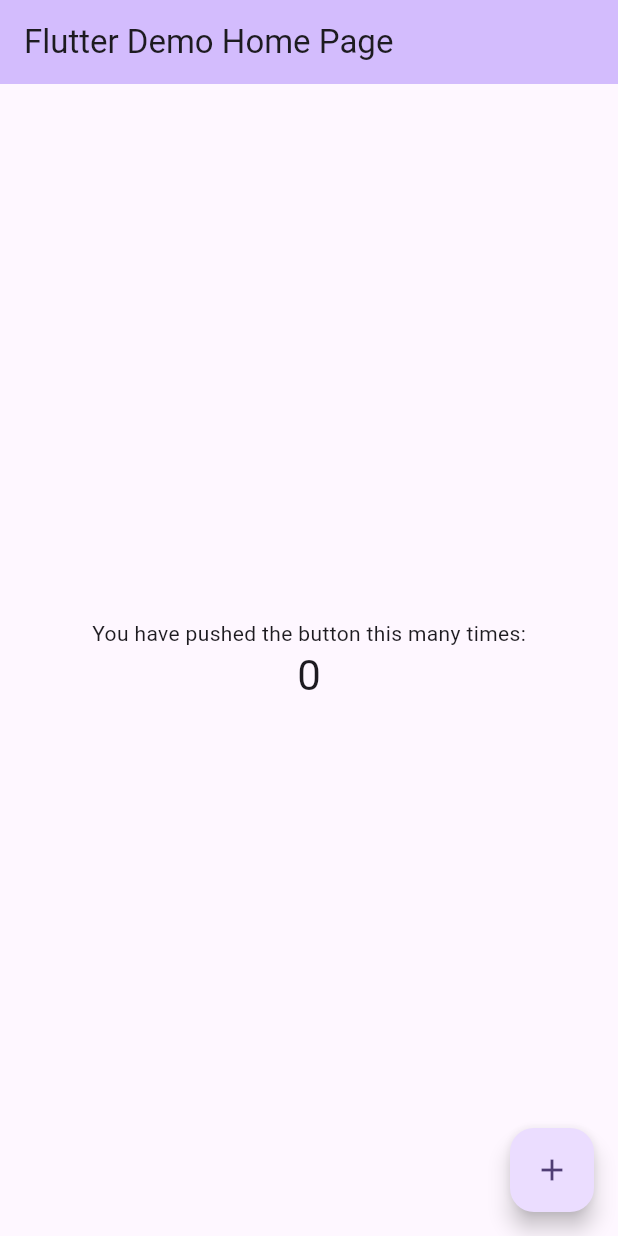
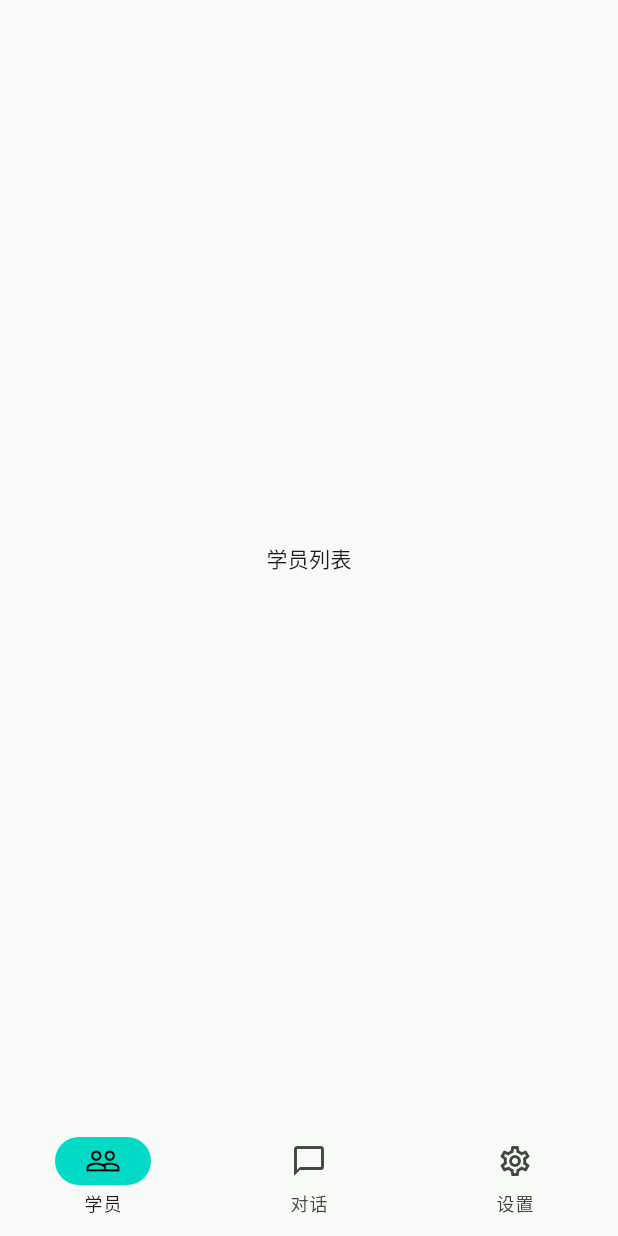
Before and after one commit to Casertmisten/slim-bot, a Flutter app: the screen it shows after launch, on a phone screen of 412 x 824 dp. Run offline on Flutter 3.47's test engine with Material 3 defaults, Android fonts, the phone set to English and light mode, and no system bars; our stand-ins replace dio, flutter_riverpod, go_router, shared_preferences.

Commit message:
feat: 实现路由、响应式导航外壳与 App 入口

```diff
--- /dev/null
+++ b/lib/core/router/app_router.dart
@@ -0,0 +1,38 @@
+import 'package:flutter_riverpod/flutter_riverpod.dart';
+import 'package:go_router/go_router.dart';
+import '../../features/students/pages/students_list_page.dart';
+import '../../features/students/pages/student_detail_page.dart';
+import '../../features/students/pages/student_edit_page.dart';
+import '../../features/chat/chat_list_page.dart';
+import '../../features/chat/chat_page.dart';
+import '../../features/settings/settings_page.dart';
+
+final routerProvider = Provider<GoRouter>((ref) {
+  return GoRouter(
+    initialLocation: '/',
+    routes: [
+      GoRoute(path: '/', builder: (_, _) => const StudentsListPage()),
+      GoRoute(
+        path: '/students/new',
+        builder: (_, _) => const StudentEditPage(studentId: null),
+      ),
+      GoRoute(
+        path: '/students/:id',
+        builder: (_, state) =>
+            StudentDetailPage(id: int.parse(state.pathParameters['id']!)),
+      ),
+      GoRoute(
+        path: '/students/:id/edit',
+        builder: (_, state) =>
+            StudentEditPage(studentId: int.parse(state.pathParameters['id']!)),
+      ),
+      GoRoute(path: '/chat', builder: (_, _) => const ChatListPage()),
+      GoRoute(
+        path: '/chat/:sessionId',
+        builder: (_, state) => ChatPage(
+            sessionId: int.parse(state.pathParameters['sessionId']!)),
+      ),
+      GoRoute(path: '/settings', builder: (_, _) => const SettingsPage()),
+    ],
+  );
+});
--- /dev/null
+++ b/lib/features/students/pages/students_list_page.dart
@@ -0,0 +1,9 @@
+import 'package:flutter/material.dart';
+import 'package:flutter_riverpod/flutter_riverpod.dart';
+
+class StudentsListPage extends ConsumerWidget {
+  const StudentsListPage({super.key});
+  @override
+  Widget build(BuildContext context, WidgetRef ref) =>
+      const Scaffold(body: Center(child: Text('学员列表')));
+}
--- a/lib/main.dart
+++ b/lib/main.dart
@@ -1,122 +1,24 @@
 import 'package:flutter/material.dart';
+import 'package:flutter_riverpod/flutter_riverpod.dart';
+import 'core/router/app_router.dart';
+import 'core/theme/app_theme.dart';
+import 'shared/widgets/app_scaffold.dart';
 
 void main() {
-  runApp(const MyApp());
+  runApp(const ProviderScope(child: SlimCoachApp()));
 }
 
-class MyApp extends StatelessWidget {
-  const MyApp({super.key});
+class SlimCoachApp extends ConsumerWidget {
+  const SlimCoachApp({super.key});
 
-  // This widget is the root of your application.
   @override
-  Widget build(BuildContext context) {
-    return MaterialApp(
-      title: 'Flutter Demo',
-      theme: ThemeData(
-        // This is the theme of your application.
-        //
-        // TRY THIS: Try running your application with "flutter run". You'll see
-        // the application has a purple toolbar. Then, without quitting the app,
-        // try changing the seedColor in the colorScheme below to Colors.green
-        // and then invoke "hot reload" (save your changes or press the "hot
-        // reload" button in a Flutter-supported IDE, or press "r" if you used
-        // the command line to start the app).
-        //
-        // Notice that the counter didn't reset back to zero; the application
-        // state is not lost during the reload. To reset the state, use hot
-        // restart instead.
-        //
-        // This works for code too, not just values: Most code changes can be
-        // tested with just a hot reload.
-        colorScheme: .fromSeed(seedColor: Colors.deepPurple),
-      ),
-      home: const MyHomePage(title: 'Flutter Demo Home Page'),
+  Widget build(BuildContext context, WidgetRef ref) {
+    final router = ref.watch(routerProvider);
+    return MaterialApp.router(
+      title: '减肥教练助手',
+      theme: AppTheme.light,
+      routerConfig: router,
+      builder: (_, child) => AppScaffold(child: child!),
     );
   }
 }
-
-class MyHomePage extends StatefulWidget {
-  const MyHomePage({super.key, required this.title});
-
-  // This widget is the home page of your application. It is stateful, meaning
-  // that it has a State object (defined below) that contains fields that affect
-  // how it looks.
-
-  // This class is the configuration for the state. It holds the values (in this
-  // case the title) provided by the parent (in this case the App widget) and
-  // used by the build method of the State. Fields in a Widget subclass are
-  // always marked "final".
-
-  final String title;
-
-  @override
-  State<MyHomePage> createState() => _MyHomePageState();
-}
-
-class _MyHomePageState extends State<MyHomePage> {
-  int _counter = 0;
-
-  void _incrementCounter() {
-    setState(() {
-      // This call to setState tells the Flutter framework that something has
-      // changed in this State, which causes it to rerun the build method below
-      // so that the display can reflect the updated values. If we changed
-      // _counter without calling setState(), then the build method would not be
-      // called again, and so nothing would appear to happen.
-      _counter++;
-    });
-  }
-
-  @override
-  Widget build(BuildContext context) {
-    // This method is rerun every time setState is called, for instance as done
-    // by the _incrementCounter method above.
-    //
-    // The Flutter framework has been optimized to make rerunning build methods
-    // fast, so that you can just rebuild anything that needs updating rather
-    // than having to individually change instances of widgets.
-    return Scaffold(
-      appBar: AppBar(
-        // TRY THIS: Try changing the color here to a specific color (to
-        // Colors.amber, perhaps?) and trigger a hot reload to see the AppBar
-        // change color while the other colors stay the same.
-        backgroundColor: Theme.of(context).colorScheme.inversePrimary,
-        // Here we take the value from the MyHomePage object that was created by
-        // the App.build method, and use it to set our appbar title.
-        title: Text(widget.title),
-      ),
-      body: Center(
-        // Center is a layout widget. It takes a single child and positions it
-        // in the middle of the parent.
-        child: Column(
-          // Column is also a layout widget. It takes a list of children and
-          // arranges them vertically. By default, it sizes itself to fit its
-          // children horizontally, and tries to be as tall as its parent.
-          //
-          // Column has various properties to control how it sizes itself and
-          // how it positions its children. Here we use mainAxisAlignment to
-          // center the children vertically; the main axis here is the vertical
-          // axis because Columns are vertical (the cross axis would be
-          // horizontal).
-          //
-          // TRY THIS: Invoke "debug painting" (choose the "Toggle Debug Paint"
-          // action in the IDE, or press "p" in the console), to see the
-          // wireframe for each widget.
-          mainAxisAlignment: .center,
-          children: [
-            const Text('You have pushed the button this many times:'),
-            Text(
-              '$_counter',
-              style: Theme.of(context).textTheme.headlineMedium,
-            ),
-          ],
-        ),
-      ),
-      floatingActionButton: FloatingActionButton(
-        onPressed: _incrementCounter,
-        tooltip: 'Increment',
-        child: const Icon(Icons.add),
-      ),
-    );
-  }
-}
--- /dev/null
+++ b/lib/shared/widgets/app_scaffold.dart
@@ -0,0 +1,111 @@
+import 'package:flutter/material.dart';
+import 'package:go_router/go_router.dart';
+import '../../core/responsive.dart';
+
+/// 主导航项
+class _NavItem {
+  final String path;
+  final IconData icon;
+  final String label;
+  const _NavItem(this.path, this.icon, this.label);
+}
+
+const _navItems = [
+  _NavItem('/', Icons.people_outline, '学员'),
+  _NavItem('/chat', Icons.chat_bubble_outline, '对话'),
+  _NavItem('/settings', Icons.settings_outlined, '设置'),
+];
+
+/// 响应式外壳：手机用底部导航，宽屏用左侧侧边栏。
+class AppScaffold extends StatelessWidget {
+  final Widget child;
+  const AppScaffold({super.key, required this.child});
+
+  @override
+  Widget build(BuildContext context) {
+    final location = GoRouterState.of(context).matchedLocation;
+    final isDesktop = Breakpoint.isDesktop(context);
+
+    // 仅在主导航根路径显示外壳
+    final showShell = _navItems.any((n) => location == n.path);
+
+    if (!showShell) {
+      return Scaffold(body: child);
+    }
+
+    if (isDesktop) {
+      return Scaffold(
+        body: Row(
+          children: [
+            _DesktopSidebar(location: location),
+            const VerticalDivider(width: 1),
+            Expanded(child: child),
+          ],
+        ),
+      );
+    }
+    return Scaffold(
+      body: child,
+      bottomNavigationBar: _MobileNavBar(location: location),
+    );
+  }
+}
+
+class _DesktopSidebar extends StatelessWidget {
+  final String location;
+  const _DesktopSidebar({required this.location});
+
+  @override
+  Widget build(BuildContext context) {
+    return Container(
+      width: 220,
+      padding: const EdgeInsets.symmetric(vertical: 24),
+      child: Column(
+        crossAxisAlignment: CrossAxisAlignment.stretch,
+        children: [
+          const Padding(
+            padding: EdgeInsets.symmetric(horizontal: 24),
+            child: Text('减肥教练助手',
+                style: TextStyle(fontSize: 18, fontWeight: FontWeight.w600)),
+          ),
+          const SizedBox(height: 32),
+          for (final item in _navItems)
+            _NavTile(item: item, selected: location == item.path),
+        ],
+      ),
+    );
+  }
+}
+
+class _MobileNavBar extends StatelessWidget {
+  final String location;
+  const _MobileNavBar({required this.location});
+
+  @override
+  Widget build(BuildContext context) {
+    return NavigationBar(
+      selectedIndex: _navItems.indexWhere((n) => location == n.path),
+      onDestinationSelected: (i) => GoRouter.of(context).go(_navItems[i].path),
+      destinations: [
+        for (final item in _navItems)
+          NavigationDestination(icon: Icon(item.icon), label: item.label),
+      ],
+    );
+  }
+}
+
+class _NavTile extends StatelessWidget {
+  final _NavItem item;
+  final bool selected;
+  const _NavTile({required this.item, required this.selected});
+
+  @override
+  Widget build(BuildContext context) {
+    return ListTile(
+      leading: Icon(item.icon),
+      title: Text(item.label),
+      selected: selected,
+      onTap: () => GoRouter.of(context).go(item.path),
+    );
+  }
+}
```
Also changed, not shown: lib/features/chat/chat_list_page.dart (added, +8 -0 lines), lib/features/chat/chat_page.dart (added, +9 -0 lines), lib/features/settings/settings_page.dart (added, +8 -0 lines), lib/features/students/pages/student_detail_page.dart (added, +9 -0 lines), lib/features/students/pages/student_edit_page.dart (added, +9 -0 lines), 1 other file.
